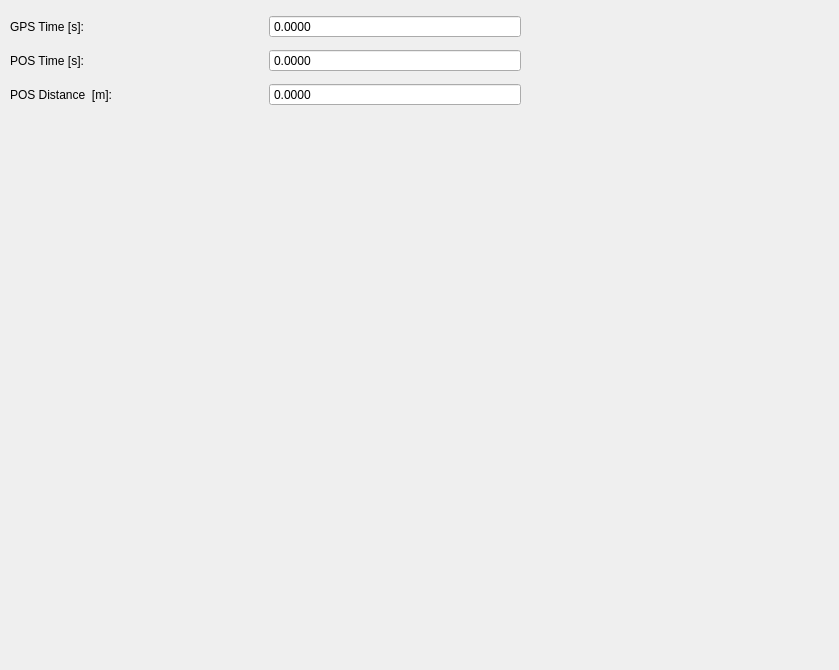
The window that src/lib/visualization/TimeControl.ui (jmaye/libposlv) describes before a commit, drawn with Qt 5.
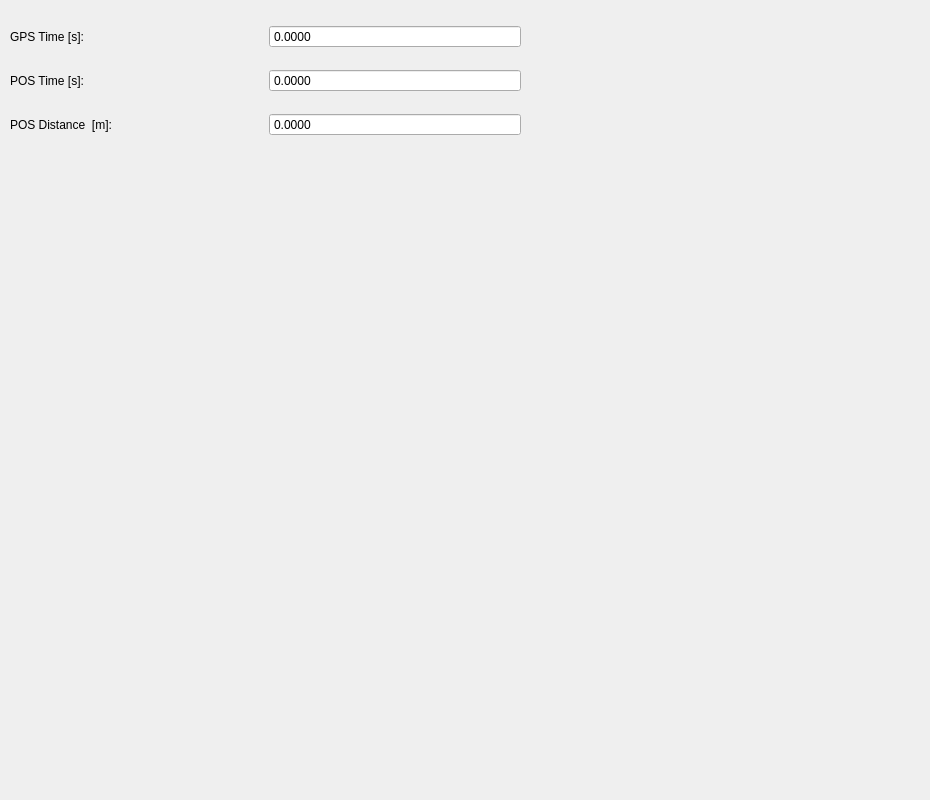
The same window after the commit.

What changed in the file:
```diff
--- a/src/lib/visualization/TimeControl.ui
+++ b/src/lib/visualization/TimeControl.ui
@@ -6,8 +6,8 @@
    <rect>
     <x>0</x>
     <y>0</y>
-    <width>839</width>
-    <height>670</height>
+    <width>930</width>
+    <height>800</height>
    </rect>
   </property>
   <property name="windowTitle">
@@ -19,7 +19,7 @@
      <x>10</x>
      <y>10</y>
      <width>511</width>
-     <height>101</height>
+     <height>141</height>
     </rect>
    </property>
    <layout class="QGridLayout" name="timeLayout">
```
